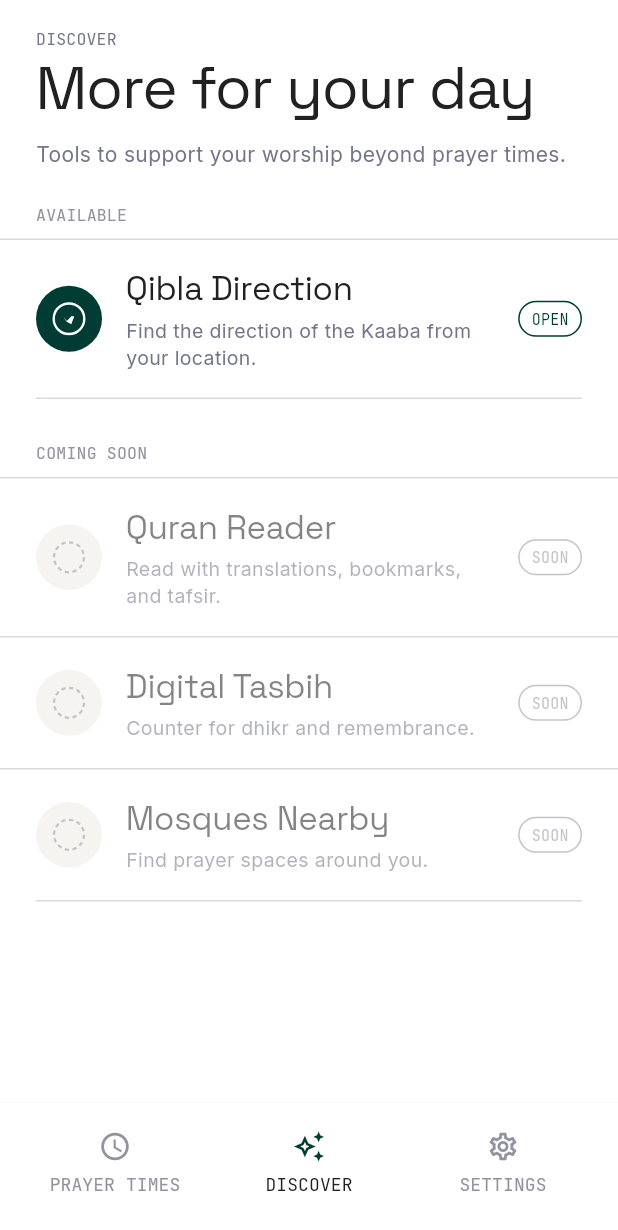
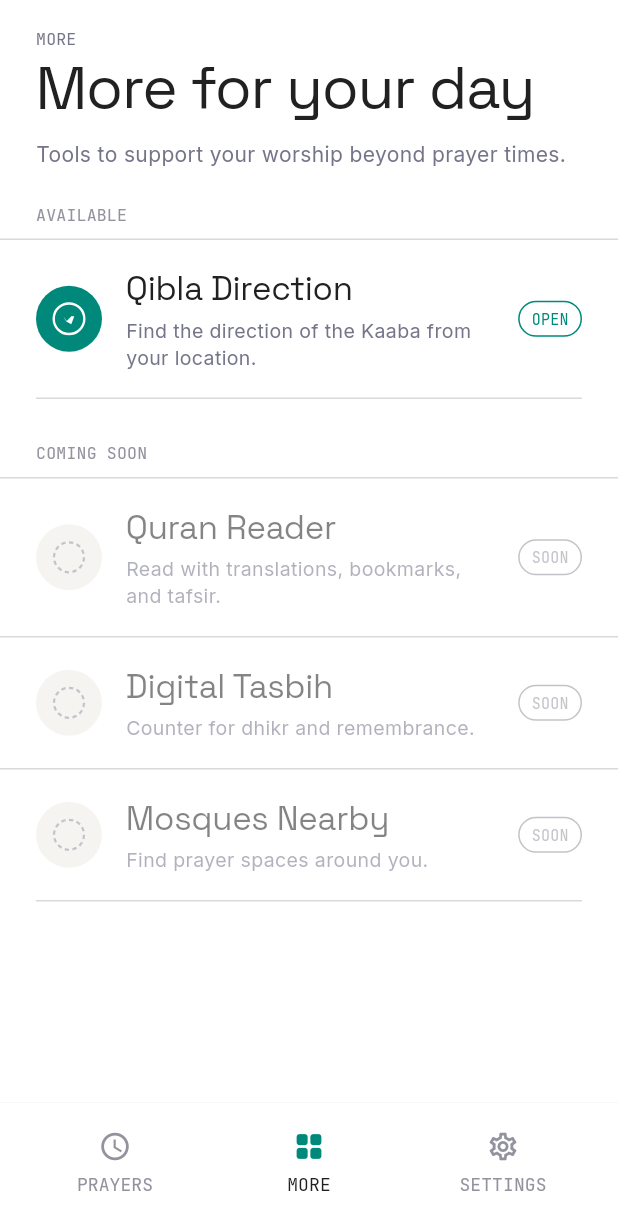
Before and after one commit to Intizamia/awqat, a Flutter app: the screen it shows after launch, item 2 of the bottom bar chosen, on a phone screen of 412 x 824 dp. Shown: the top 1230 px of the screen. Run offline on Flutter 3.47's test engine with Material 3 defaults, Android fonts, the phone set to English and light mode, and no system bars; our stand-ins replace equatable, flutter_bloc, flutter_local_notifications, geocoding, geolocator, go_router and 4 more; missing offline and left inert: adhan_dart, flutter_compass_v2, flutter_qiblah, lat_lng_to_timezone.

Commit message:
fixed some design issues

```diff
--- a/lib/app/main_shell.dart
+++ b/lib/app/main_shell.dart
@@ -23,12 +23,18 @@ class MainShell extends StatelessWidget {
 
   @override
   Widget build(BuildContext context) {
-    return Scaffold(
-      extendBody: true,
-      body: navigationShell,
-      bottomNavigationBar: _CohereTabBar(
-        currentIndex: navigationShell.currentIndex,
-        onTap: _onTap,
+    return PopScope(
+      canPop: navigationShell.currentIndex == 0,
+      onPopInvokedWithResult: (didPop, _) {
+        if (!didPop) _onTap(0);
+      },
+      child: Scaffold(
+        extendBody: true,
+        body: navigationShell,
+        bottomNavigationBar: _CohereTabBar(
+          currentIndex: navigationShell.currentIndex,
+          onTap: _onTap,
+        ),
       ),
     );
   }
@@ -50,9 +56,30 @@ class _CohereTabBar extends StatelessWidget {
     final ink = CohereColors.inkColor(brightness);
 
     final tabs = [
-      _TabData(label: l10n.navPrayerTimes, icon: const _ClockIcon(), index: 0),
-      _TabData(label: l10n.navDiscover, icon: const _SparkleIcon(), index: 1),
-      _TabData(label: l10n.navSettings, icon: const _SettingsIcon(), index: 2),
+      _TabData(
+        label: l10n.navPrayerTimes,
+        iconBuilder: (active) => Icon(
+          active ? Icons.access_time : Icons.access_time_outlined,
+          size: 22,
+        ),
+        index: 0,
+      ),
+      _TabData(
+        label: l10n.navDiscover,
+        iconBuilder: (active) => Icon(
+          active ? Icons.grid_view_rounded : Icons.grid_view_outlined,
+          size: 22,
+        ),
+        index: 1,
+      ),
+      _TabData(
+        label: l10n.navSettings,
+        iconBuilder: (active) => Icon(
+          active ? Icons.settings : Icons.settings_outlined,
+          size: 22,
+        ),
+        index: 2,
+      ),
     ];
 
     final bottomPadding = MediaQuery.of(context).padding.bottom;
@@ -102,11 +129,11 @@ class _CohereTabBar extends StatelessWidget {
 class _TabData {
   const _TabData({
     required this.label,
-    required this.icon,
+    required this.iconBuilder,
     required this.index,
   });
   final String label;
-  final Widget icon;
+  final Widget Function(bool isActive) iconBuilder;
   final int index;
 }
 
@@ -139,7 +166,7 @@ class _TabItem extends StatelessWidget {
           children: [
             IconTheme(
               data: IconThemeData(color: isActive ? accent : inkMute, size: 22),
-              child: data.icon,
+              child: data.iconBuilder(isActive),
             ),
             const SizedBox(height: 6),
             Text(
@@ -158,32 +185,3 @@ class _TabItem extends StatelessWidget {
     );
   }
 }
-
-// ─── Tab icons ─────────────────────────────────────────────────────────────
-
-class _ClockIcon extends StatelessWidget {
-  const _ClockIcon();
-
-  @override
-  Widget build(BuildContext context) {
-    return const Icon(Icons.access_time_outlined, size: 22);
-  }
-}
-
-class _SparkleIcon extends StatelessWidget {
-  const _SparkleIcon();
-
-  @override
-  Widget build(BuildContext context) {
-    return const Icon(Icons.auto_awesome_outlined, size: 22);
-  }
-}
-
-class _SettingsIcon extends StatelessWidget {
-  const _SettingsIcon();
-
-  @override
-  Widget build(BuildContext context) {
-    return const Icon(Icons.settings_outlined, size: 22);
-  }
-}
--- a/lib/core/theme/cohere_colors.dart
+++ b/lib/core/theme/cohere_colors.dart
@@ -2,7 +2,7 @@ import 'package:flutter/material.dart';
 
 abstract final class CohereColors {
   // === Accent ===
-  static const Color accent = Color(0xFF003C33);
+  static const Color accent = Color(0xFF00897B);
   static const Color accentDark = Color(0xFF00897B);
   static const Color accentSoft = Color(0xFFEDFCE9);
   static const Color accentSoftDark = Color(0x2200897B);
--- a/lib/features/prayer/data/adhan_calculation_engine.dart
+++ b/lib/features/prayer/data/adhan_calculation_engine.dart
@@ -48,7 +48,20 @@ class AdhanCalculationEngine {
         break;
       }
     }
-    next ??= entries.firstWhere((e) => e.name == PrayerName.fajr);
+
+    if (next == null) {
+      // All prayers passed — find tomorrow's Fajr
+      final tomorrow = localDate.add(const Duration(days: 1));
+      final tomorrowTimes = adhan.PrayerTimes(
+        date: tomorrow,
+        coordinates: coordinates,
+        calculationParameters: params,
+      );
+      next = PrayerTimeEntry(
+        name: PrayerName.fajr,
+        time: tomorrowTimes.fajr.toLocal(),
+      );
+    }
 
     return PrayerSchedule(date: localDate, entries: entries, nextPrayer: next);
   }
--- a/lib/features/settings/domain/app_settings.dart
+++ b/lib/features/settings/domain/app_settings.dart
@@ -10,10 +10,10 @@ class AppSettings extends Equatable {
   const AppSettings({
     this.calculation = const CalculationSettings(),
     this.localeCode = 'en',
-    this.themeMode = ThemeModeId.system,
+    this.themeMode = ThemeModeId.light,
     this.timeFormat = TimeFormatId.hour24,
     this.hijriAdjustmentDays = 0,
-    this.showSunrise = true,
+    this.showSunrise = false,
     this.location,
     this.notifications = const NotificationSettings(),
   });
@@ -85,13 +85,13 @@ class AppSettings extends Equatable {
       ),
       localeCode: json['localeCode'] as String? ?? 'en',
       themeMode: ThemeModeId.values.byName(
-        json['themeMode'] as String? ?? 'system',
+        json['themeMode'] as String? ?? 'light',
       ),
       timeFormat: TimeFormatId.values.byName(
         json['timeFormat'] as String? ?? 'hour24',
       ),
       hijriAdjustmentDays: json['hijriAdjustmentDays'] as int? ?? 0,
-      showSunrise: json['showSunrise'] as bool? ?? true,
+      showSunrise: json['showSunrise'] as bool? ?? false,
       location: location,
       notifications: NotificationSettings.fromJson(
         json['notifications'] as Map<String, dynamic>?,
--- a/lib/l10n/app_en.arb
+++ b/lib/l10n/app_en.arb
@@ -1,9 +1,9 @@
 {
   "@@locale": "en",
   "appTitle": "Times",
-  "navPrayerTimes": "Prayer Times",
+  "navPrayerTimes": "Prayers",
   "navComingSoon": "Coming Soon",
-  "navDiscover": "Discover",
+  "navDiscover": "More",
   "navSettings": "Settings",
   "comingSoonTitle": "Coming Soon",
   "comingSoonMessage": "This feature is on the way. Check back in a future update.",
--- a/lib/l10n/app_localizations.dart
+++ b/lib/l10n/app_localizations.dart
@@ -109,7 +109,7 @@ abstract class AppLocalizations {
   /// No description provided for @navPrayerTimes.
   ///
   /// In en, this message translates to:
-  /// **'Prayer Times'**
+  /// **'Prayers'**
   String get navPrayerTimes;
 
   /// No description provided for @navComingSoon.
@@ -121,7 +121,7 @@ abstract class AppLocalizations {
   /// No description provided for @navDiscover.
   ///
   /// In en, this message translates to:
-  /// **'Discover'**
+  /// **'More'**
   String get navDiscover;
 
   /// No description provided for @navSettings.
--- a/lib/l10n/app_localizations_en.dart
+++ b/lib/l10n/app_localizations_en.dart
@@ -12,13 +12,13 @@ class AppLocalizationsEn extends AppLocalizations {
   String get appTitle => 'Times';
 
   @override
-  String get navPrayerTimes => 'Prayer Times';
+  String get navPrayerTimes => 'Prayers';
 
   @override
   String get navComingSoon => 'Coming Soon';
 
   @override
-  String get navDiscover => 'Discover';
+  String get navDiscover => 'More';
 
   @override
   String get navSettings => 'Settings';
```
